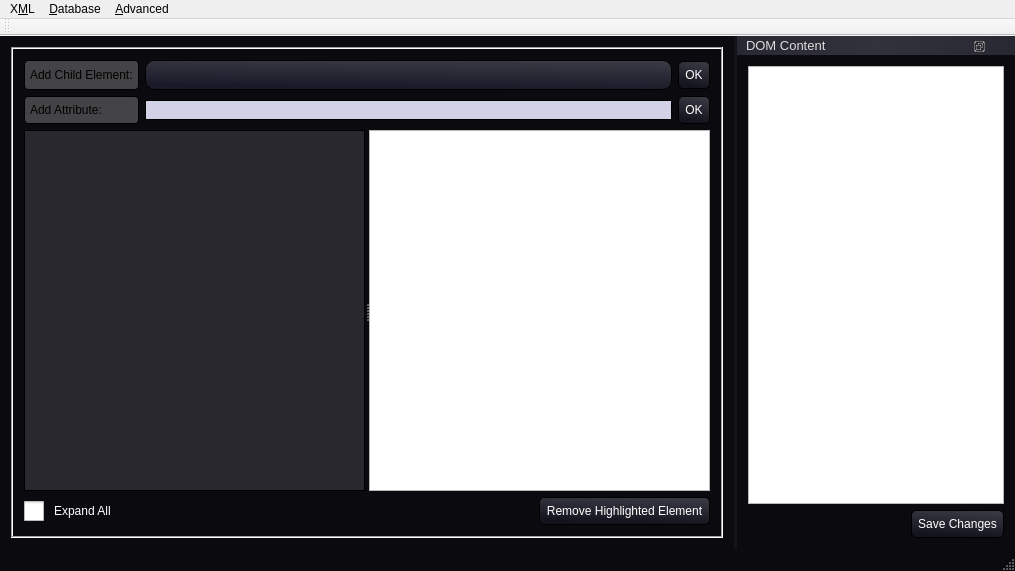
The window that GCXMLGenerator/gcmainwindow.ui (goblincoding/xmlmill) describes before a commit, drawn with Qt 5.
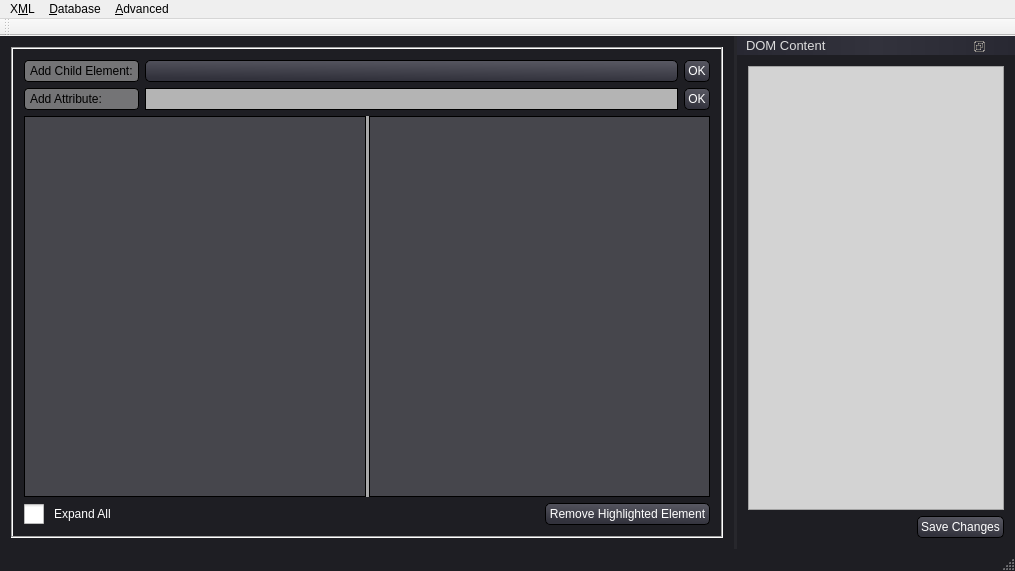
The same window after the commit. Icons and pictures are not drawn.

Patch:
```diff
--- a/GCXMLGenerator/gcmainwindow.ui
+++ b/GCXMLGenerator/gcmainwindow.ui
@@ -27,7 +27,7 @@
 
 QMainWindow
 {
-  background-color: rgba(10, 10, 15, 255);
+  background-color: rgba(30, 30, 35, 255);
   font: 20px;
 }
 
@@ -38,22 +38,28 @@
 
 QMessageBox
 {
-  background-color: rgb(80, 10, 10);
+  background-color: rgba(30, 30, 35, 255);
+  color: rgb(255,200,100);
+}
+
+QDialog
+{
+  background-color: rgba(30, 30, 35, 255);
   color: rgb(255,200,100);
 }
 
 QPushButton
 {
   color: rgb(255, 255, 255);
-  background-color: qlineargradient(spread:pad, x1:0.767, y1:1, x2:1, y2:0, stop:0 rgba(20, 20, 30, 255), stop:1 rgba(60, 60, 70, 255));
+  background-color: qlineargradient(spread:pad, x1:0.767, y1:1, x2:1, y2:0, stop:0 rgba(50, 50, 60, 255), stop:1 rgba(90, 90, 100, 255));
   border-style: outset;
   border-width: 1px;
   border-radius: 5px;
   border-color: black;
   font: 12px;
-  min-width: 6em;
+  min-width: 5em;
   min-height: 1em;
-  padding: 6px;
+  padding: 3px;
 }
 
 QPushButton:pressed
@@ -81,15 +87,15 @@
 QComboBox
 {
   color: rgb(255, 255, 255);
-  background-color: qlineargradient(spread:pad, x1:0.767, y1:1, x2:1, y2:0, stop:0 rgba(25, 25, 40, 255), stop:1 rgba(60, 60, 70, 255));
+  background-color: qlineargradient(spread:pad, x1:0.767, y1:1, x2:1, y2:0, stop:0 rgba(50, 50, 60, 255), stop:1 rgba(90, 90, 100, 255));
   border-style: outset;
   border-width: 1px;
-  border-radius: 9px;
+  border-radius: 5px;
   border-color: black;
   font: 12px;
-  min-width: 8em;
+  min-width: 7em;
   min-height: 1em;
-  padding: 6px;
+  padding: 2px;
   text-align: right;
 }
 
@@ -106,15 +112,14 @@
 QComboBox::down-arrow
 {
   image: url(&quot;:/resources/DownArrow.png&quot;);
-  opacity: 0.6;
+  opacity: 0.1;
 }
 
 QComboBox QAbstractItemView
 {
-  border: 1px solid black;
-  selection-color: rgb(255, 249, 224);
-  color: rgb(255, 255, 255);
-  selection-background-color: rgba(0, 0, 0, 20);
+   selection-color: rgb(255, 249, 224);
+   color: rgb(128, 128, 128);
+   selection-background-color: rgba(90, 90, 100, 200);
 }
 
 QListView
@@ -214,7 +219,7 @@
 
 QLabel
 {
-  background-color: rgba(255, 255, 255, 60);
+  background-color: rgba(140, 140, 140, 200);
   border: 1px solid black;
   border-radius: 4px;
   padding: 2px;
@@ -250,8 +255,8 @@
 QLineEdit
 {
    border: 1px solid black;
-   padding: 1 3px;
-   background-color: rgb(210, 210, 230);
+   padding: 2 4px;
+   background-color: rgb(180, 180, 180);
    selection-background-color: rgb(98, 96, 122);
    font: 12px;
  }
@@ -259,10 +264,10 @@
 QTreeView
 {
    border: 1px solid black;
-   color: rgba(220, 210, 200, 255);
-   background-color: rgba(40, 40, 46, 255);
-   alternate-background-color: rgba(50, 50, 60, 255);
-   font: 13px;
+   color: rgba(250, 240, 230, 255);
+   background-color: rgba(70, 70, 76, 255);
+   alternate-background-color: rgba(40, 40, 50, 255);
+   font: 12px;
  }
 
 QTreeView::branch:has-children:!has-siblings:closed, QTreeView::branch:closed:has-children:has-siblings
@@ -279,8 +284,43 @@
 
 QTreeView::branch:hover
 {
-    background-color: rgb(188, 221, 255, 80);
-}</string>
+   background-color: rgba(70, 70, 70, 70);
+}
+
+QTreeView::item:selected 
+{
+   color: rgba(0, 0, 0, 255);
+ }
+
+QTableView
+{
+   border: 1px solid black;
+   color: rgba(250, 240, 230, 255);
+   background-color: rgba(70, 70, 76, 255);
+   alternate-background-color: rgba(40, 40, 50, 255);
+   selection-background-color: rgba(90, 90, 100, 200);
+   font: 12px;
+ }
+
+ QTextEdit
+ {
+     background-color: lightgray;
+ }
+
+ QSplitter::handle
+{
+     background-color: darkgray
+ }
+
+ QSplitter::handle:vertical 
+{
+     height: 3px;
+ }
+
+ QSplitter::handle:pressed
+ {
+     background-color: lightgray
+ }</string>
   </property>
   <widget class="QWidget" name="centralWidget">
    <layout class="QHBoxLayout" name="horizontalLayout">
@@ -381,6 +421,9 @@
           <property name="alternatingRowColors">
            <bool>true</bool>
           </property>
+          <property name="cornerButtonEnabled">
+           <bool>false</bool>
+          </property>
           <property name="columnCount">
            <number>2</number>
           </property>
@@ -393,6 +436,12 @@
           <attribute name="horizontalHeaderStretchLastSection">
            <bool>true</bool>
           </attribute>
+          <attribute name="verticalHeaderVisible">
+           <bool>false</bool>
+          </attribute>
+          <attribute name="verticalHeaderHighlightSections">
+           <bool>false</bool>
+          </attribute>
           <column>
            <property name="text">
             <string>Attribute:</string>
```
Left out of the diff: 8 changed lines with no effect on the pictures.
